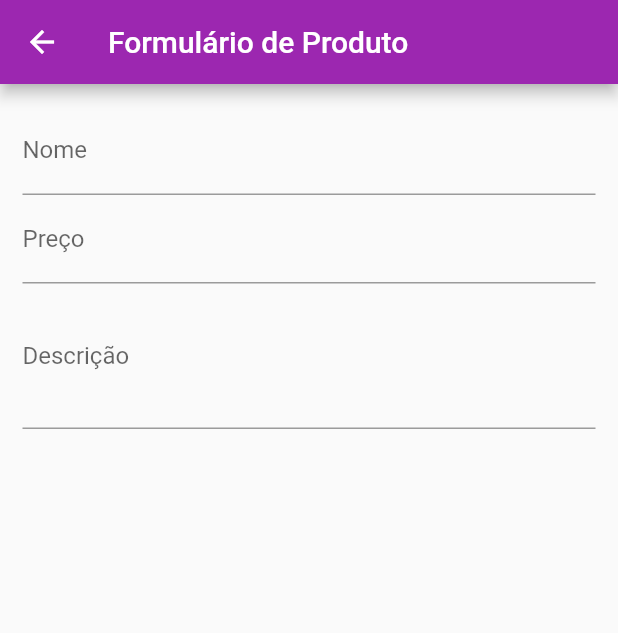
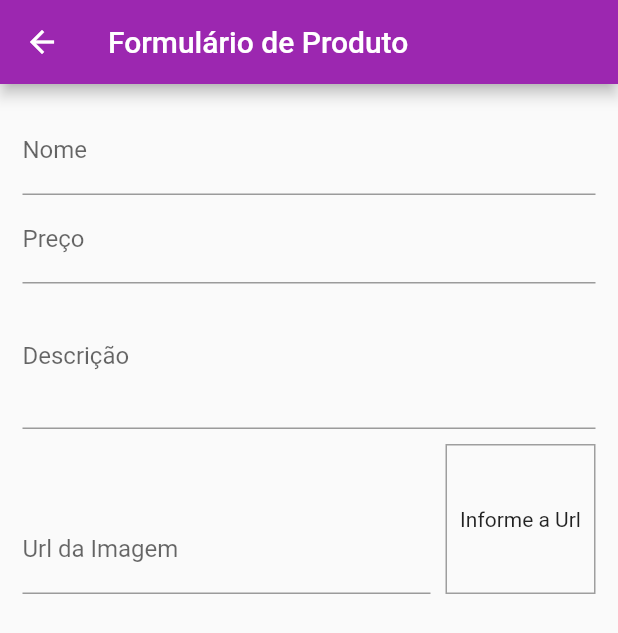
Before and after one commit to jccallves-developer/shop, a Flutter app: the ProductFormPage screen opened by its route, on a phone screen of 412 x 824 dp. Shown: the top 633 px of the screen. Run offline on Flutter 3.47's test engine with Material 2 defaults, Android fonts, the phone set to English and light mode, and no system bars; network calls fail; Roboto replaces fonts that are missing (RobotoCondensed).

Commit message:
#Aula262 - Campo de entrada de URL

```diff
--- a/lib/pages/product_form_page.dart
+++ b/lib/pages/product_form_page.dart
@@ -11,11 +11,27 @@ class _ProductFormPageState extends State<ProductFormPage> {
   final _priceFocus = FocusNode();
   final _descriptionFocus = FocusNode();
 
+  final _imageUrlFocus = FocusNode();
+  final _imageUrlController = TextEditingController();
+
+  @override
+  void initState() {
+    super.initState();
+    _imageUrlFocus.addListener(updateImage);
+  }
+
   @override
   void dispose() {
     super.dispose();
     _priceFocus.dispose();
     _descriptionFocus.dispose();
+
+    _imageUrlFocus.removeListener(updateImage);
+    _imageUrlFocus.dispose();
+  }
+
+  void updateImage() {
+    setState(() {});
   }
 
   @override
@@ -54,6 +70,41 @@ class _ProductFormPageState extends State<ProductFormPage> {
                 keyboardType: TextInputType.multiline,
                 maxLines: 3,
               ),
+              Row(
+                crossAxisAlignment: CrossAxisAlignment.end,
+                children: [
+                  Expanded(
+                    child: TextFormField(
+                      decoration: InputDecoration(labelText: 'Url da Imagem'),
+                      keyboardType: TextInputType.url,
+                      textInputAction: TextInputAction.done,
+                      focusNode: _imageUrlFocus,
+                      controller: _imageUrlController,
+                    ),
+                  ),
+                  Container(
+                    height: 100,
+                    width: 100,
+                    margin: const EdgeInsets.only(
+                      top: 10,
+                      left: 10,
+                    ),
+                    decoration: BoxDecoration(
+                      border: Border.all(
+                        color: Colors.grey,
+                        width: 1,
+                      ),
+                    ),
+                    alignment: Alignment.center,
+                    child: _imageUrlController.text.isEmpty
+                        ? Text('Informe a Url')
+                        : FittedBox(
+                            child: Image.network(_imageUrlController.text),
+                            fit: BoxFit.cover,
+                          ),
+                  ),
+                ],
+              ),
             ],
           ),
         ),
```
